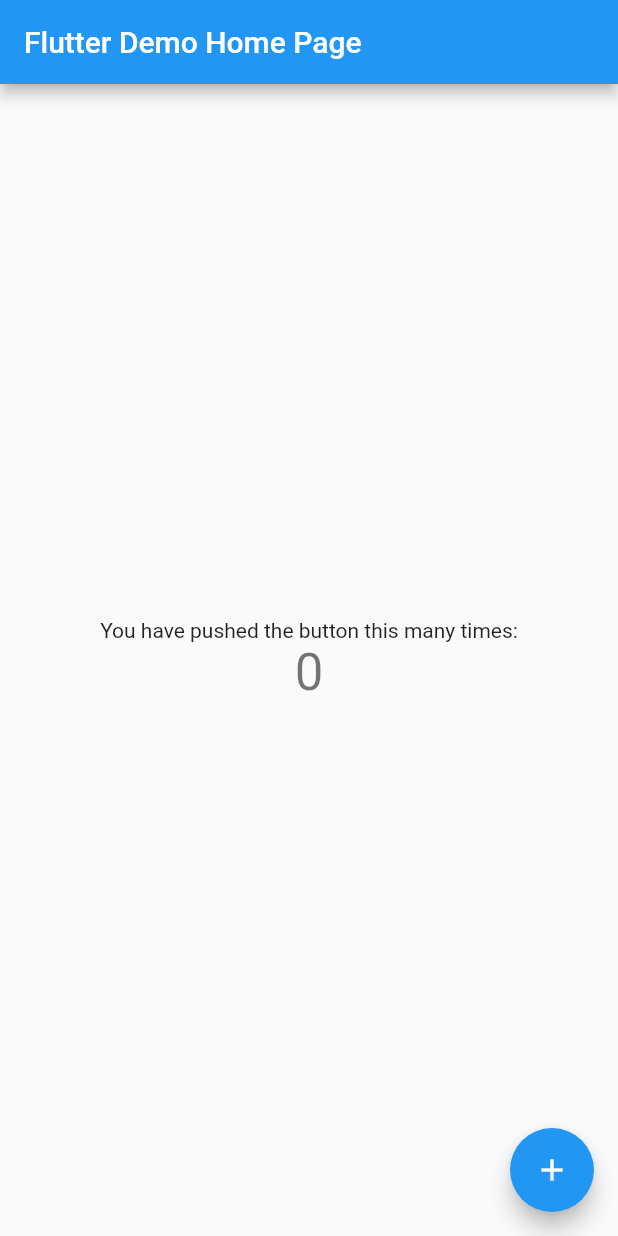
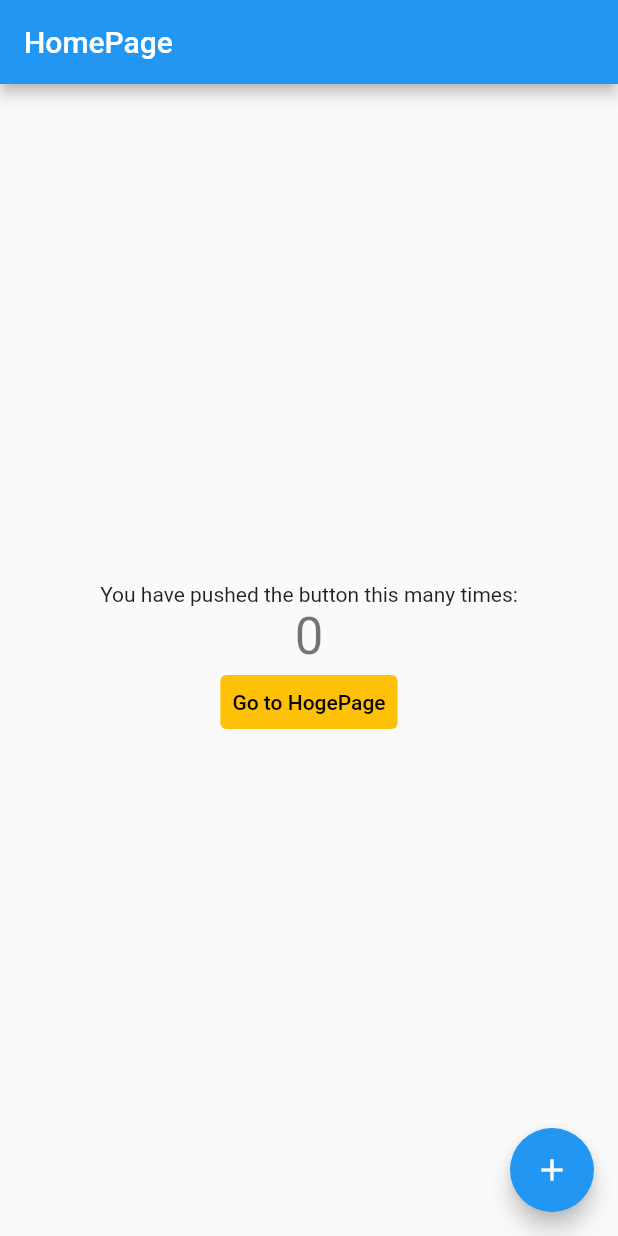
Before and after one commit to h-enoki/flutter_sample, a Flutter app: the screen it shows after launch, on a phone screen of 412 x 824 dp. Run offline on Flutter 3.47's test engine with Material 2 defaults, Android fonts, the phone set to English and light mode, and no system bars.

Commit message:
ナビゲーション>Routesの実装

```diff
--- a/lib/main.dart
+++ b/lib/main.dart
@@ -1,4 +1,9 @@
 import 'package:flutter/material.dart';
+import 'package:flutter_sample/src/routes/app_router.dart';
+
+// RouteObserverのインスタンス
+final RouteObserver<PageRoute> _routeObserver = RouteObserver<PageRoute>();
+// final RouteObserver<ModalRoute<void>> routeObserver = RouteObserver<ModalRoute<void>>(); //別の書き方
 
 void main() {
   runApp(const MyApp());
@@ -7,109 +12,19 @@ void main() {
 class MyApp extends StatelessWidget {
   const MyApp({super.key});
 
-  // This widget is the root of your application.
   @override
   Widget build(BuildContext context) {
     return MaterialApp(
       title: 'Flutter Demo',
       theme: ThemeData(
-        // This is the theme of your application.
-        //
-        // Try running your application with "flutter run". You'll see the
-        // application has a blue toolbar. Then, without quitting the app, try
-        // changing the primarySwatch below to Colors.green and then invoke
-        // "hot reload" (press "r" in the console where you ran "flutter run",
-        // or simply save your changes to "hot reload" in a Flutter IDE).
-        // Notice that the counter didn't reset back to zero; the application
-        // is not restarted.
         primarySwatch: Colors.blue,
       ),
-      home: const MyHomePage(title: 'Flutter Demo Home Page'),
+      // RouteObserverのインスタンスをNavigatorObserverのリストに渡す
+      navigatorObservers: [_routeObserver],
+      // onGenerateRouteを設定
+      onGenerateRoute: AppRouter.generateRoute,
+      // navigatorObservers: <NavigatorObserver>[routeObserver], //別の書き方
+      // onGenerateRoute: (settings) => AppRouter.onGenerateRoute(settings), //別の書き方
     );
   }
 }
-
-class MyHomePage extends StatefulWidget {
-  const MyHomePage({super.key, required this.title});
-
-  // This widget is the home page of your application. It is stateful, meaning
-  // that it has a State object (defined below) that contains fields that affect
-  // how it looks.
-
-  // This class is the configuration for the state. It holds the values (in this
-  // case the title) provided by the parent (in this case the App widget) and
-  // used by the build method of the State. Fields in a Widget subclass are
-  // always marked "final".
-
-  final String title;
-
-  @override
-  State<MyHomePage> createState() => _MyHomePageState();
-}
-
-class _MyHomePageState extends State<MyHomePage> {
-  int _counter = 0;
-
-  void _incrementCounter() {
-    setState(() {
-      // This call to setState tells the Flutter framework that something has
-      // changed in this State, which causes it to rerun the build method below
-      // so that the display can reflect the updated values. If we changed
-      // _counter without calling setState(), then the build method would not be
-      // called again, and so nothing would appear to happen.
-      _counter++;
-    });
-  }
-
-  @override
-  Widget build(BuildContext context) {
-    // This method is rerun every time setState is called, for instance as done
-    // by the _incrementCounter method above.
-    //
-    // The Flutter framework has been optimized to make rerunning build methods
-    // fast, so that you can just rebuild anything that needs updating rather
-    // than having to individually change instances of widgets.
-    return Scaffold(
-      appBar: AppBar(
-        // Here we take the value from the MyHomePage object that was created by
-        // the App.build method, and use it to set our appbar title.
-        title: Text(widget.title),
-      ),
-      body: Center(
-        // Center is a layout widget. It takes a single child and positions it
-        // in the middle of the parent.
-        child: Column(
-          // Column is also a layout widget. It takes a list of children and
-          // arranges them vertically. By default, it sizes itself to fit its
-          // children horizontally, and tries to be as tall as its parent.
-          //
-          // Invoke "debug painting" (press "p" in the console, choose the
-          // "Toggle Debug Paint" action from the Flutter Inspector in Android
-          // Studio, or the "Toggle Debug Paint" command in Visual Studio Code)
-          // to see the wireframe for each widget.
-          //
-          // Column has various properties to control how it sizes itself and
-          // how it positions its children. Here we use mainAxisAlignment to
-          // center the children vertically; the main axis here is the vertical
-          // axis because Columns are vertical (the cross axis would be
-          // horizontal).
-          mainAxisAlignment: MainAxisAlignment.center,
-          children: <Widget>[
-            const Text(
-              'You have pushed the button this many times:',
-            ),
-            Text(
-              '$_counter',
-              style: Theme.of(context).textTheme.headline4,
-            ),
-          ],
-        ),
-      ),
-      floatingActionButton: FloatingActionButton(
-        onPressed: _incrementCounter,
-        tooltip: 'Increment',
-        child: const Icon(Icons.add),
-      ), // This trailing comma makes auto-formatting nicer for build methods.
-    );
-  }
-}
--- /dev/null
+++ b/lib/src/routes/app_router.dart
@@ -0,0 +1,30 @@
+import 'package:flutter/material.dart';
+import 'package:flutter_sample/src/views/hoge_page.dart';
+import 'package:flutter_sample/src/views/home_page.dart';
+
+import 'app_routes.dart';
+
+class AppRouter {
+  static Route<dynamic>? generateRoute(RouteSettings settings) {
+    switch (settings.name) {
+      case '/':
+        return _buildRoute(const MyHomePage());
+      case AppRoutes.hoge:
+        return _buildRoute(const HogePage());
+      default:
+        return null;
+    }
+  }
+
+  static Route<dynamic>? _buildRoute(
+    Widget child, {
+    RouteSettings? settings,
+    bool fullscreenDialog = false,
+  }) {
+    return MaterialPageRoute<dynamic>(
+      builder: (BuildContext context) => child,
+      settings: settings,
+      fullscreenDialog: fullscreenDialog,
+    );
+  }
+}
--- /dev/null
+++ b/lib/src/routes/app_routes.dart
@@ -0,0 +1,3 @@
+class AppRoutes {
+  static const hoge = '/hoge';
+}
--- /dev/null
+++ b/lib/src/views/hoge_page.dart
@@ -0,0 +1,22 @@
+import 'package:flutter/material.dart';
+
+class HogePage extends StatefulWidget {
+  const HogePage({super.key});
+
+  @override
+  State<HogePage> createState() => _HogePageState();
+}
+
+class _HogePageState extends State<HogePage> {
+  @override
+  Widget build(BuildContext context) {
+    return Scaffold(
+      appBar: AppBar(
+        title: const Text("HogePage"),
+      ),
+      body: const Center(
+        child: Text("HogePage"),
+      ),
+    );
+  }
+}
--- /dev/null
+++ b/lib/src/views/home_page.dart
@@ -0,0 +1,60 @@
+import 'package:flutter/material.dart';
+import 'package:flutter_sample/src/routes/app_routes.dart';
+
+class MyHomePage extends StatefulWidget {
+  const MyHomePage({super.key});
+
+  @override
+  State<MyHomePage> createState() => _MyHomePageState();
+}
+
+class _MyHomePageState extends State<MyHomePage> {
+  int _counter = 0;
+
+  void _incrementCounter() {
+    setState(() {
+      _counter++;
+    });
+  }
+
+  @override
+  Widget build(BuildContext context) {
+    return Scaffold(
+      appBar: AppBar(
+        title: const Text("HomePage"),
+      ),
+      body: Center(
+        child: Column(
+          mainAxisAlignment: MainAxisAlignment.center,
+          children: <Widget>[
+            const Text(
+              'You have pushed the button this many times:',
+            ),
+            Text(
+              '$_counter',
+              style: Theme.of(context).textTheme.headline4,
+            ),
+            TextButton(
+              style: TextButton.styleFrom(
+                backgroundColor: Colors.amber,
+              ),
+              onPressed: () {
+                // 画面遷移
+                Navigator.pushNamed(context, AppRoutes.hoge);
+              },
+              child: const Text(
+                'Go to HogePage',
+                style: TextStyle(color: Colors.black),
+              ),
+            ),
+          ],
+        ),
+      ),
+      floatingActionButton: FloatingActionButton(
+        onPressed: _incrementCounter,
+        tooltip: 'Increment',
+        child: const Icon(Icons.add),
+      ),
+    );
+  }
+}
```
